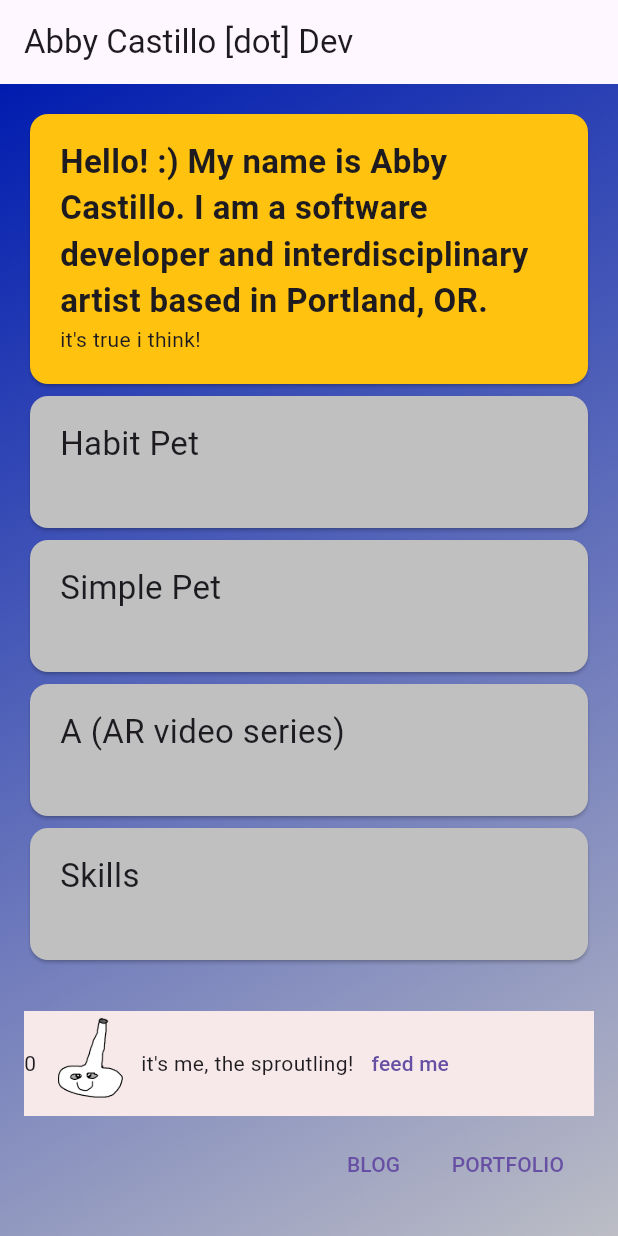
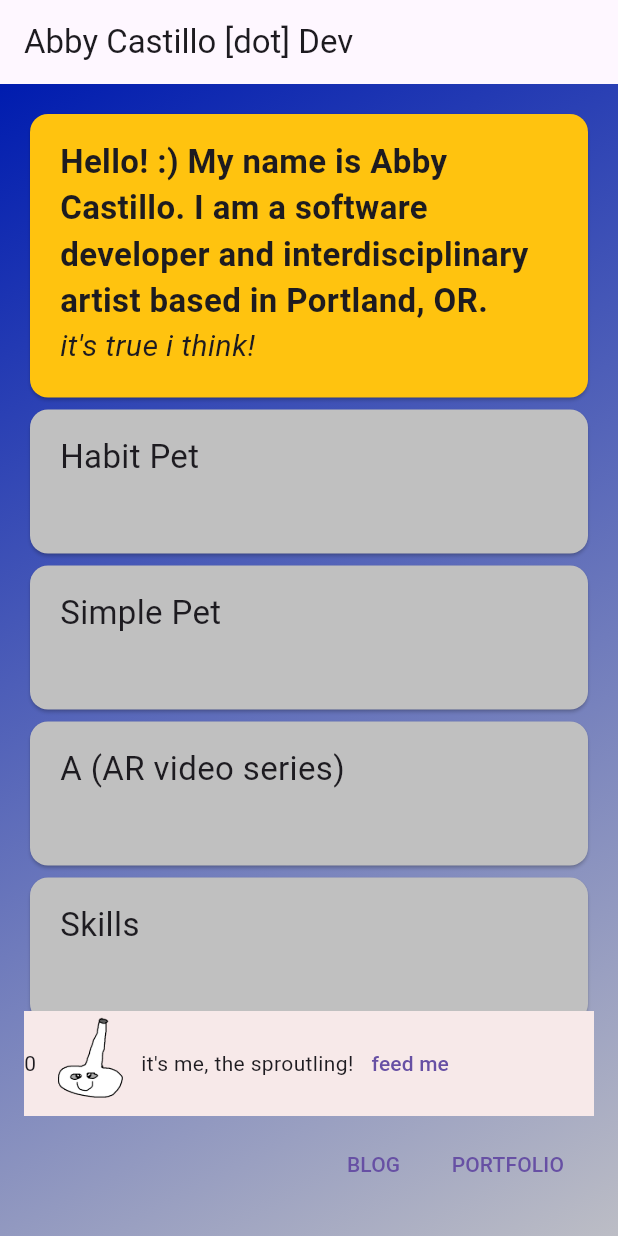
Before and after one commit to abbymachines/flutter-dev-portfolio, a Flutter app: the screen it shows after launch, on a phone screen of 412 x 824 dp. Run offline on Flutter 3.47's test engine with Material 2 defaults, Android fonts, the phone set to English and light mode, and no system bars; our stand-ins replace flutter_markdown.

Commit message:
update styling for items mainText

```diff
--- a/lib/widgets/items/item.dart
+++ b/lib/widgets/items/item.dart
@@ -48,6 +48,7 @@ class _ItemState extends State<Item> {
               ),
               Text(
                 widget.item.mainText,
+                style: TextStyle(fontSize: 20, fontStyle: FontStyle.italic),
               ),
               const SizedBox(height: 4),
               Row(
```
